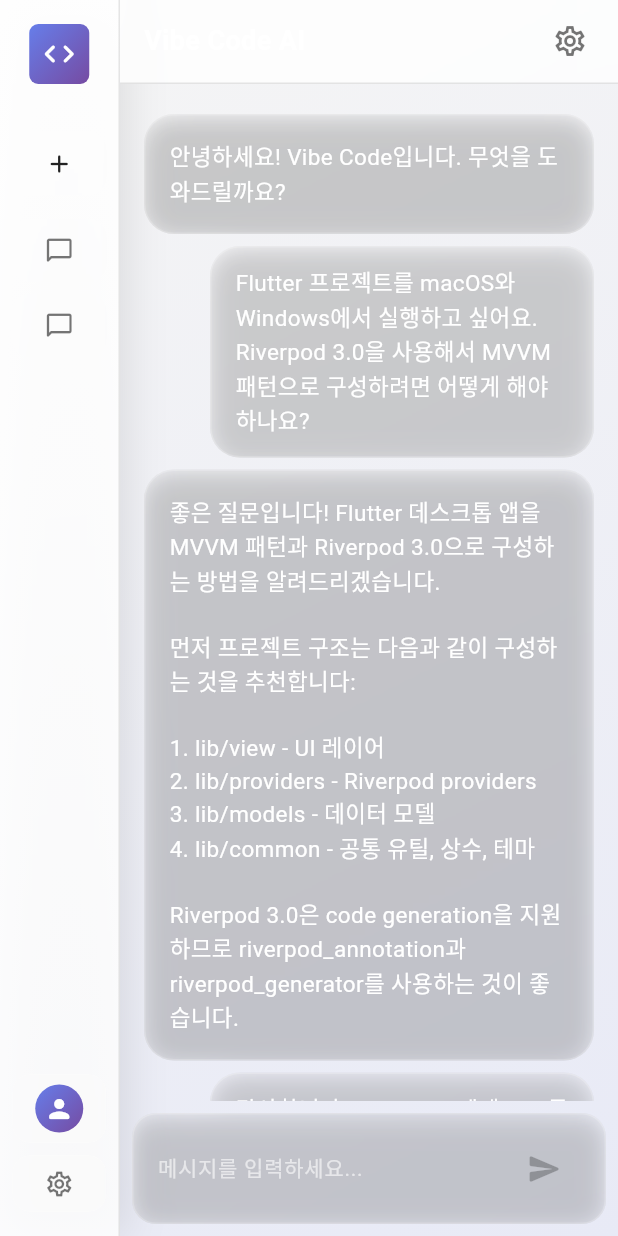
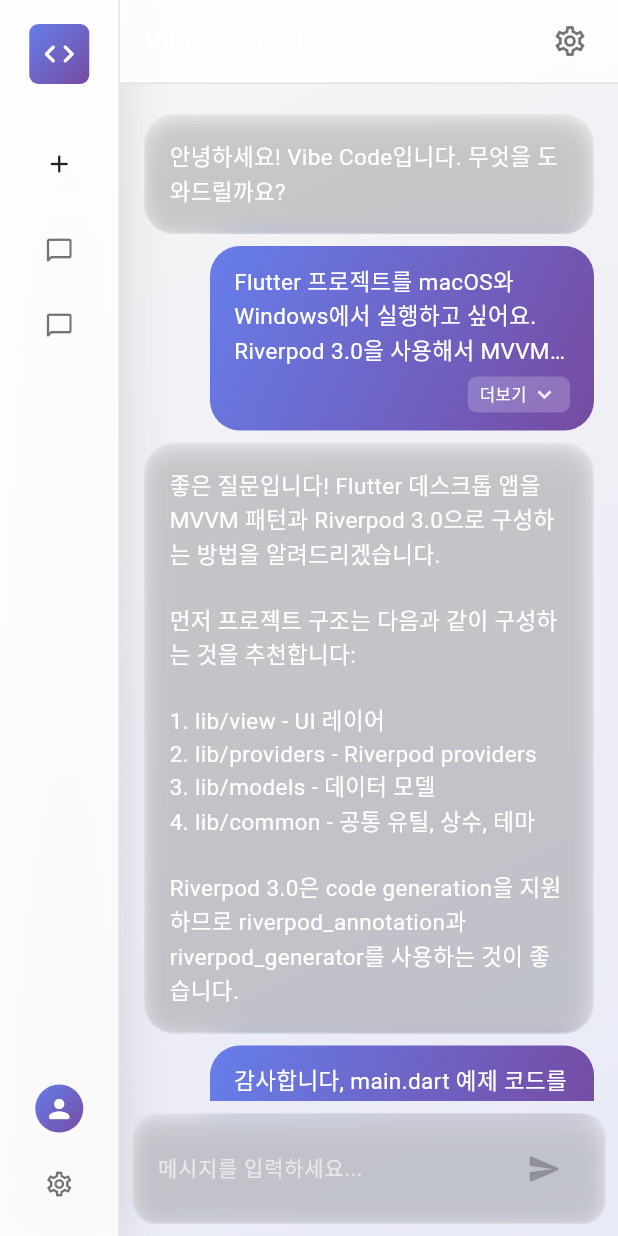
Before and after one commit to creatorjun/vibe_code, a Flutter app: the screen it shows after launch, on a phone screen of 412 x 824 dp. Run offline on Flutter 3.47's test engine with Material 3 defaults, Android fonts, the phone set to English and light mode, and no system bars; our stand-ins replace flutter_riverpod, riverpod_annotation; missing offline and left inert: window_manager; generated files the repository leaves out were written again.

Commit message:
chat_screen

````diff
--- a/lib/common/utils/ui_helpers.dart
+++ b/lib/common/utils/ui_helpers.dart
@@ -10,7 +10,7 @@ class UIHelpers {
     required bool isDark,
     double opacity = 0.5,
     double borderRadius = 16,
-    BorderRadiusGeometry? customBorderRadius, // ✅ 추가
+    BorderRadiusGeometry? customBorderRadius,
     double borderOpacity = 0.2,
     bool withElevation = true,
   }) {
@@ -18,7 +18,6 @@ class UIHelpers {
       color: isDark
           ? AppColors.darkSurface.withOpacity(opacity)
           : Colors.white.withOpacity(opacity * 0.3),
-      // ✅ customBorderRadius가 있으면 사용, 없으면 기존 방식 사용
       borderRadius: customBorderRadius ?? BorderRadius.circular(borderRadius),
       border: Border.all(
         color: Colors.white.withOpacity(borderOpacity),
@@ -49,14 +48,13 @@ class UIHelpers {
     required bool isDark,
     double opacity = 0.5,
     double borderRadius = 16,
-    BorderRadiusGeometry? customBorderRadius, // ✅ 추가
+    BorderRadiusGeometry? customBorderRadius,
     double borderOpacity = 0.2,
     double blurSigma = 10,
     EdgeInsetsGeometry? padding,
     EdgeInsetsGeometry? margin,
     bool withElevation = true,
   }) {
-    // ✅ customBorderRadius가 있으면 사용, 없으면 기존 방식 사용
     final effectiveBorderRadius =
         customBorderRadius ?? BorderRadius.circular(borderRadius);
 
@@ -72,7 +70,7 @@ class UIHelpers {
               isDark: isDark,
               opacity: opacity,
               borderRadius: borderRadius,
-              customBorderRadius: customBorderRadius, // ✅ 전달
+              customBorderRadius: customBorderRadius,
               borderOpacity: borderOpacity,
               withElevation: withElevation,
             ),
--- a/lib/providers/chat_provider.dart
+++ b/lib/providers/chat_provider.dart
@@ -4,11 +4,16 @@ part 'chat_provider.g.dart';
 
 /// 채팅 말풍선의 확장/축소 상태를 관리하는 Provider
 @riverpod
-class ChatBubbleState extends _$ChatBubbleState {
+class ChatBubbleExpansion extends _$ChatBubbleExpansion {
   @override
   Map<String, bool> build() {
     // Key: messageId, Value: isExpanded
     return {};
+  }
+
+  /// 특정 메시지의 확장 상태를 가져옵니다.
+  bool isExpanded(String messageId) {
+    return state[messageId] ?? false;
   }
 
   /// 특정 메시지 말풍선의 확장 상태를 토글합니다.
@@ -18,4 +23,12 @@ class ChatBubbleState extends _$ChatBubbleState {
       messageId: !(state[messageId] ?? false),
     };
   }
+
+  /// 특정 메시지의 확장 상태를 설정합니다.
+  void setExpanded(String messageId, bool isExpanded) {
+    state = {
+      ...state,
+      messageId: isExpanded,
+    };
+  }
 }
--- a/lib/view/widgets/chat_bubble.dart
+++ b/lib/view/widgets/chat_bubble.dart
@@ -1,7 +1,10 @@
 import 'package:flutter/material.dart';
+import 'package:flutter_riverpod/flutter_riverpod.dart';
+import 'package:vibe_code/common/constants/app_colors.dart';
 import '../../models/message.dart';
 import '../../common/constants/ui_constants.dart';
 import '../../common/utils/ui_helpers.dart';
+import '../../providers/chat_provider.dart';
 import 'sticky_code_snippet.dart';
 
 // 파싱된 콘텐츠 조각의 타입을 정의합니다.
@@ -33,33 +36,14 @@ class ChatBubble {
     }
   }
 
-  /// 사용자 메시지 Sliver를 빌드합니다.
+  /// 사용자 메시지 Sliver를 빌드합니다. (3줄 초과 시 폴딩 기능 포함)
   Widget _buildUserMessageSliver(bool isDark) {
     return SliverToBoxAdapter(
       child: Align(
         alignment: Alignment.centerRight,
-        child: UIHelpers.buildFloatingGlass(
+        child: _UserMessageBubble(
+          message: message,
           isDark: isDark,
-          opacity: UIConstants.glassOpacityHigh,
-          borderRadius: UIConstants.radiusXXLarge,
-          blurSigma: UIConstants.blurSigmaMedium,
-          padding: const EdgeInsets.symmetric(
-            horizontal: UIConstants.spacing16,
-            vertical: UIConstants.spacing12,
-          ),
-          margin: const EdgeInsets.only(
-            left: UIConstants.chatBubbleMaxWidth,
-            right: UIConstants.spacing16,
-            top: UIConstants.spacing4,
-            bottom: UIConstants.spacing4,
-          ),
-          child: Text(
-            message.content,
-            style: UIHelpers.getTextStyle(
-              isDark: isDark,
-              fontSize: UIConstants.fontNormal,
-            ),
-          ),
         ),
       ),
     );
@@ -77,7 +61,6 @@ class ChatBubble {
     if (segments.any((s) => s.type == _ContentType.text && s.content.contains('__ODD_BACKTICK_WARNING__'))) {
       return [_buildOddBacktickWarningSliver(isDark)];
     }
-
 
     final slivers = <Widget>[];
     for (int i = 0; i < segments.length; i++) {
@@ -114,12 +97,12 @@ class ChatBubble {
     content = content.trim();
 
     final backtickPattern = RegExp(r'```');
-    final matches = backtickPattern.allMatches(content).toList();
+        final matches = backtickPattern.allMatches(content).toList();
 
     // 백틱 개수가 홀수이면 경고와 함께 원본 텍스트 반환
     if (matches.length % 2 != 0) {
       return [
-        (content: content + '__ODD_BACKTICK_WARNING__', type: _ContentType.text, language: '')
+        (content: '${content}__ODD_BACKTICK_WARNING__', type: _ContentType.text, language: '')
       ];
     }
 
@@ -177,7 +160,6 @@ class ChatBubble {
     final firstLine = codeBlockFull.substring(0, firstLineEnd);
     final languageMatch = RegExp(r'```(\w*)').firstMatch(firstLine);
 
-    // ✅ 수정된 부분: Null-safe하게 언어를 추출합니다.
     String language = 'code';
     if (languageMatch != null) {
       final captured = languageMatch.group(1);
@@ -188,12 +170,10 @@ class ChatBubble {
 
     final code = codeBlockFull
         .substring(firstLineEnd + 1)
-        .replaceAll(RegExp(r'```$'), '')
-        .trim();
+        .replaceAll(RegExp(r'^```$'), '').trim();
 
     return (code: code, language: language);
-  }
-
+    }
 
   /// 텍스트 조각을 위한 Sliver를 빌드합니다.
   Widget _buildTextSliver(String text, bool isDark,
@@ -205,7 +185,6 @@ class ChatBubble {
       child: UIHelpers.buildFloatingGlass(
         isDark: isDark,
         opacity: UIConstants.glassOpacityMedium,
-        // 섹션 내 위치에 따라 borderRadius를 동적으로 설정합니다.
         borderRadius: 0,
         customBorderRadius: BorderRadius.vertical(
           top: isFirstInSection ? cornerRadius : Radius.zero,
@@ -216,7 +195,6 @@ class ChatBubble {
         margin: EdgeInsets.only(
           left: UIConstants.spacing16,
           right: UIConstants.spacing16,
-          // 첫번째와 마지막 요소에만 수직 마진을 적용합니다.
           top: isFirstInSection ? UIConstants.spacing4 : 0,
           bottom: isLastInSection ? UIConstants.spacing4 : 0,
         ),
@@ -271,3 +249,131 @@ class ChatBubble {
     );
   }
 }
+
+/// 유저 메시지 버블 위젯 (3줄 초과 시 폴딩 기능 포함)
+class _UserMessageBubble extends ConsumerStatefulWidget {
+  final Message message;
+  final bool isDark;
+
+  const _UserMessageBubble({
+    required this.message,
+    required this.isDark,
+  });
+
+  @override
+  ConsumerState<_UserMessageBubble> createState() => _UserMessageBubbleState();
+}
+
+class _UserMessageBubbleState extends ConsumerState<_UserMessageBubble> {
+  bool _needsFolding = false;
+
+  @override
+  Widget build(BuildContext context) {
+    // Provider에서 확장 상태 가져오기
+    final isExpanded = ref.watch(chatBubbleExpansionProvider.select(
+          (state) => state[widget.message.id] ?? false,
+    ));
+
+    return LayoutBuilder(
+      builder: (context, constraints) {
+        // 텍스트 스타일 정의
+        final textStyle = UIHelpers.getTextStyle(
+          isDark: widget.isDark,
+          fontSize: UIConstants.fontNormal,
+        );
+
+        // TextPainter로 실제 줄 수 계산
+        final textPainter = TextPainter(
+          text: TextSpan(text: widget.message.content, style: textStyle),
+          maxLines: null,
+          textDirection: TextDirection.ltr,
+        )..layout(maxWidth: constraints.maxWidth - UIConstants.chatBubbleMaxWidth - UIConstants.spacing16 * 3);
+
+        final lineHeight = textStyle.fontSize! * (textStyle.height ?? 1.2);
+        final totalLines = (textPainter.height / lineHeight).ceil();
+
+        // 3줄 초과 여부 확인
+        if (totalLines > 3 && !_needsFolding) {
+          WidgetsBinding.instance.addPostFrameCallback((_) {
+            if (mounted) {
+              setState(() => _needsFolding = true);
+            }
+          });
+        }
+
+        return GestureDetector(
+          onTap: _needsFolding
+              ? () {
+            ref.read(chatBubbleExpansionProvider.notifier).toggleExpanded(widget.message.id);
+          }
+              : null,
+          child: Container(
+            decoration: BoxDecoration(
+              gradient: AppColors.gradient,
+              borderRadius: BorderRadius.circular(UIConstants.radiusXXLarge),
+            ),
+            margin: const EdgeInsets.only(
+              left: UIConstants.chatBubbleMaxWidth,
+              right: UIConstants.spacing16,
+              top: UIConstants.spacing4,
+              bottom: UIConstants.spacing4,
+            ),
+            padding: const EdgeInsets.symmetric(
+              horizontal: UIConstants.spacing16,
+              vertical: UIConstants.spacing12,
+            ),
+            child: Column(
+              crossAxisAlignment: CrossAxisAlignment.start,
+              mainAxisSize: MainAxisSize.min,
+              children: [
+                Text(
+                  widget.message.content,
+                  style: textStyle,
+                  maxLines: (_needsFolding && !isExpanded) ? 3 : null,
+                  overflow: (_needsFolding && !isExpanded) ? TextOverflow.ellipsis : null,
+                ),
+                if (_needsFolding) ...[
+                  const SizedBox(height: UIConstants.spacing6),
+                  Row(
+                    mainAxisAlignment: MainAxisAlignment.end,
+                    children: [
+                      Container(
+                        padding: const EdgeInsets.symmetric(
+                          horizontal: UIConstants.spacing8,
+                          vertical: UIConstants.spacing3,
+                        ),
+                        decoration: BoxDecoration(
+                          color: Colors.white.withOpacity(0.2),
+                          borderRadius: BorderRadius.circular(UIConstants.radiusSmall),
+                        ),
+                        child: Row(
+                          mainAxisSize: MainAxisSize.min,
+                          children: [
+                            Text(
+                              isExpanded ? '접기' : '더보기',
+                              style: UIHelpers.getTextStyle(
+                                isDark: widget.isDark,
+                                fontSize: UIConstants.fontTiny,
+                                fontWeight: FontWeight.w500,
+                              ),
+                            ),
+                            const SizedBox(width: UIConstants.spacing3),
+                            Icon(
+                              isExpanded ? Icons.expand_less : Icons.expand_more,
+                              size: UIConstants.iconSmall,
+                              color: Colors.white.withOpacity(0.9),
+                            ),
+                          ],
+                        ),
+                      ),
+                    ],
+                  ),
+                ],
+              ],
+            ),
+          ),
+        );
+      },
+    );
+  }
+}
````
Also changed, not shown: lib/providers/chat_provider.g.dart.
